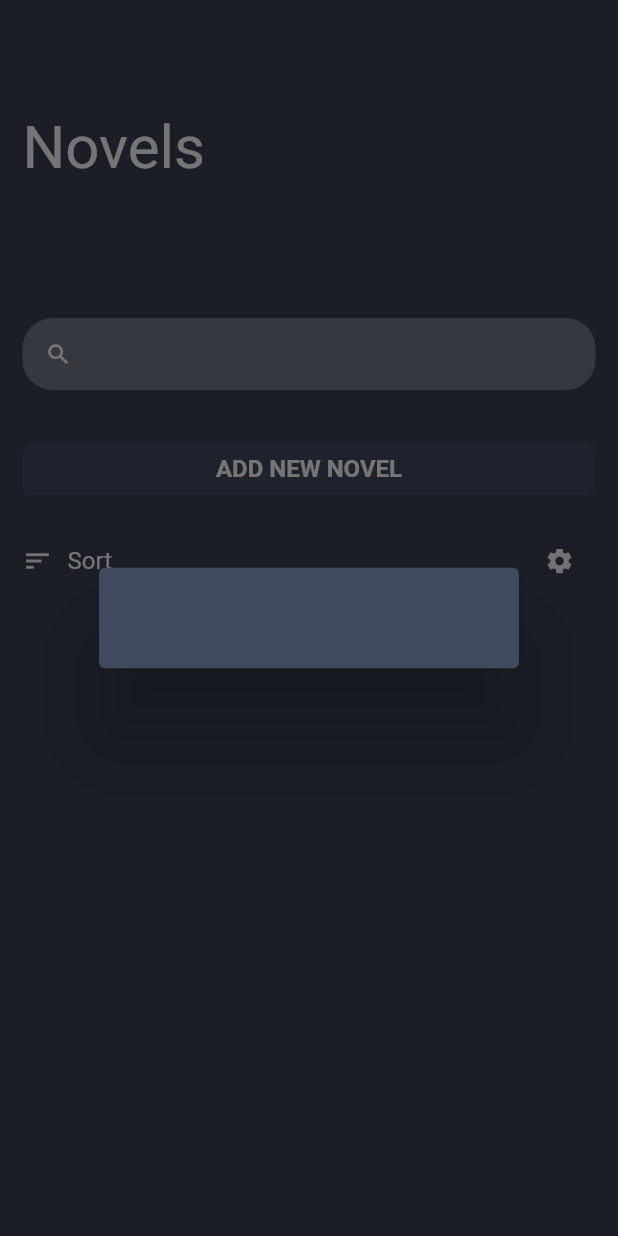
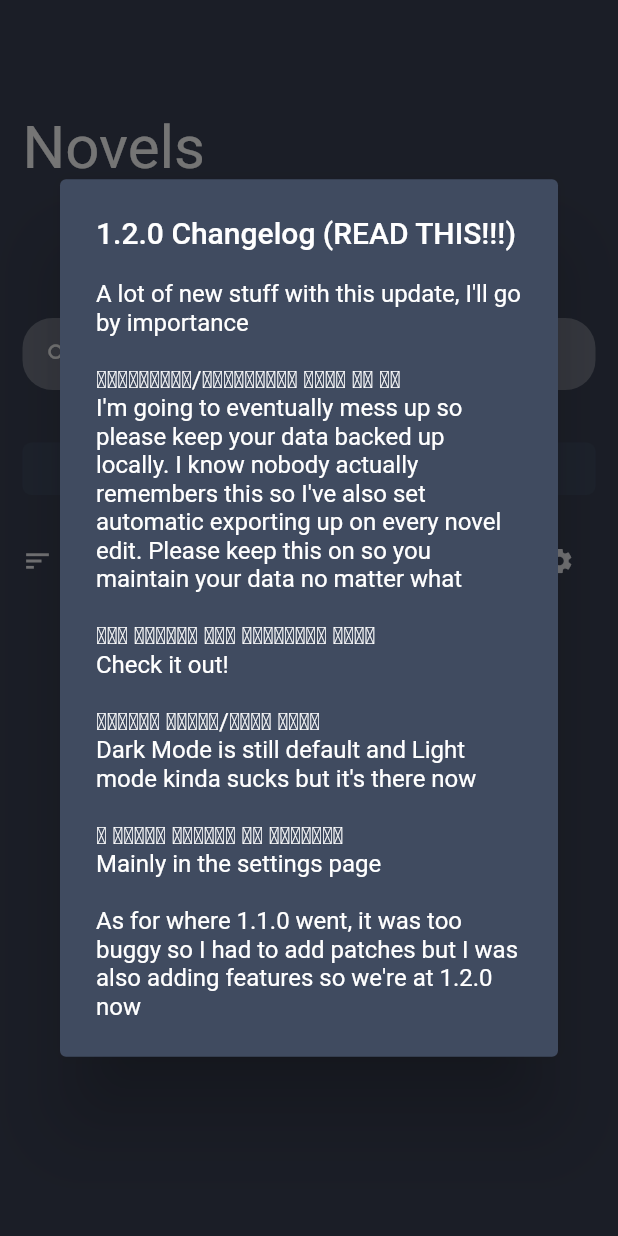
Before and after one commit to OverPoweredDev/Junior, a Flutter app: the screen it shows after launch, on a phone screen of 412 x 824 dp. Run offline on Flutter 3.47's test engine with Material 2 defaults, Android fonts, the phone set to English and light mode, and no system bars; our stand-ins replace file_picker, permission_handler, settings_ui, shared_preferences; missing offline and left inert: downloads_path_provider.

Commit message:
got to 1.2.0 already

```diff
--- a/src/lib/homepage/body.dart
+++ b/src/lib/homepage/body.dart
@@ -3,6 +3,7 @@ import 'package:Junior/homepage/components/novel_tile.dart';
 import 'package:Junior/homepage/components/searchbar.dart';
 import 'package:Junior/homepage/components/sort_options.dart';
 import 'package:Junior/homepage/components/title.dart';
+import 'package:Junior/model/changelog.dart';
 import 'package:Junior/model/novel.dart';
 import 'package:Junior/model/preferences.dart';
 import 'package:flutter/material.dart';
@@ -46,21 +47,11 @@ class _HomePageState extends State<HomePage> {
 
   showChangelog(BuildContext context) async {
     SharedPreferences prefs = await SharedPreferences.getInstance();
-    String changelogVersion = prefs.getString('currVersion') ?? '1.0.0';
+    bool hasSeenChangelog = prefs.getBool('seenChangeLog-1.1.1') ?? false;
 
-    bool showChangelog = true;
-
-    if(showChangelog) {
-      showDialog(
-        context: context,
-        builder: (BuildContext context) => AlertDialog(
-          title: Text(
-            '',
-            style: TextStyle(color: textColor),
-          ),
-          backgroundColor: tileColor.withAlpha(255),
-        ),
-      );
+    if (!hasSeenChangelog) {
+      showChangeDialog(context);
+      prefs.setBool('seenChangeLog-1.1.1', true);
     }
   }
 
@@ -107,7 +98,9 @@ class _HomePageState extends State<HomePage> {
     switch (option) {
       case 'Alphabetical':
         novelList.sort((novel1, novel2) {
-          return novel1.title.toLowerCase().compareTo(novel2.title.toLowerCase());
+          return novel1.title
+              .toLowerCase()
+              .compareTo(novel2.title.toLowerCase());
         });
         break;
       case 'Most Recent':
@@ -123,7 +116,7 @@ class _HomePageState extends State<HomePage> {
       case 'Ongoing':
         novelList.sort((novel1, novel2) {
           int sortValue = 0;
-          if(novel1.isComplete == novel2.isComplete){
+          if (novel1.isComplete == novel2.isComplete) {
             sortValue = novel2.lastEdited.compareTo(novel1.lastEdited);
           } else if (novel1.isComplete) {
             sortValue = 1;
@@ -136,7 +129,9 @@ class _HomePageState extends State<HomePage> {
         break;
     }
 
-    setState(() {sortOption = option;});
+    setState(() {
+      sortOption = option;
+    });
   }
 
   void filterSearchResults(String query) {
--- /dev/null
+++ b/src/lib/model/changelog.dart
@@ -0,0 +1,26 @@
+import 'package:flutter/material.dart';
+
+import '../theme.dart';
+
+showChangeDialog(BuildContext context) {
+  showDialog(
+    context: context,
+    builder: (BuildContext context) => AlertDialog(
+      title: Text(
+        '1.2.0 Changelog (READ THIS!!!)',
+        style: TextStyle(color: textColor),
+      ),
+      content: Text(
+        'A lot of new stuff with this update, I\'ll go by importance\n\n'
+        '𝗘𝘅𝗽𝗼𝗿𝘁𝗶𝗻𝗴/𝗜𝗺𝗽𝗼𝗿𝘁𝗶𝗻𝗴 𝗗𝗮𝘁𝗮 𝗶𝘀 𝘂𝗽\nI\'m going to eventually mess up so please keep your data backed up locally. I know nobody actually remembers this so I\'ve also set automatic exporting up on every novel edit. Please keep this on so you maintain your data no matter what\n\n'
+        '𝗧𝗵𝗲 𝗘𝗻𝘁𝗶𝗿𝗲 𝗡𝗲𝘄 𝗦𝗲𝘁𝘁𝗶𝗻𝗴𝘀 𝗣𝗮𝗴𝗲\nCheck it out!\n\n'
+        '𝗧𝗼𝗴𝗴𝗹𝗲 𝗟𝗶𝗴𝗵𝘁/𝗗𝗮𝗿𝗸 𝗠𝗼𝗱𝗲\nDark Mode is still default and Light mode kinda sucks but it\'s there now\n\n'
+        '𝗔 𝗪𝗵𝗼𝗹𝗲 𝗕𝘂𝗻𝗰𝗵𝗮 𝗨𝗜 𝗨𝗽𝗱𝗮𝘁𝗲𝘀\nMainly in the settings page\n\n'
+         'As for where 1.1.0 went, it was too buggy so I had to add patches but I was also adding features so we\'re at 1.2.0 now',
+        style: TextStyle(color: textColor),
+      ),
+      backgroundColor: tileColor.withAlpha(255),
+      scrollable: true,
+    ),
+  );
+}
--- a/src/lib/model/novel.dart
+++ b/src/lib/model/novel.dart
@@ -103,7 +103,7 @@ Future<File> saveNovelList(novelList) async {
   final novelListJSON = jsonEncode(novelList);
 
   final prefs = await loadPreferences();
-  if (prefs.exportAutomatically) exportData();
+  if (prefs.exportAutomatically) exportData('novelList-autosave.txt');
 
   return file.writeAsString(novelListJSON);
 }
--- a/src/lib/settings_page/components/export_data.dart
+++ b/src/lib/settings_page/components/export_data.dart
@@ -11,7 +11,7 @@ import 'package:permission_handler/permission_handler.dart';
 import '../../theme.dart';
 
 void showExportDataDialog(BuildContext context) async {
-  await exportData();
+  await exportData('novelList.txt');
   showDialog(
     context: context,
     builder: (BuildContext context) => AlertDialog(
@@ -24,9 +24,10 @@ void showExportDataDialog(BuildContext context) async {
   );
 }
 
-Future<bool> exportData() async {
+Future<bool> exportData(String filename) async {
   final data = utf8.encode(json.encode(novelList));
-  writeFile(data, 'novelList.txt');
+  await writeFile(data, filename);
+  print(data);
   return true;
 }
 
@@ -40,6 +41,8 @@ Future<File> writeFile(Uint8List data, String name) async {
   String tempPath = tempDir.path;
   var filePath = tempPath + '/$name';
 
+  print(filePath);
+
   var bytes = ByteData.view(data.buffer);
   final buffer = bytes.buffer;
 
--- a/src/pubspec.yaml
+++ b/src/pubspec.yaml
@@ -2,7 +2,7 @@ name: Junior
 description: Junior dares! to log his novel details
 
 publish_to: 'none'
-version: 1.1.1+5
+version: 1.2.0+6
 
 environment:
   sdk: ">=2.7.0 <3.0.0"
```
Also changed, not shown: src/lib/settings_page/body.dart (+21 -4 lines).
